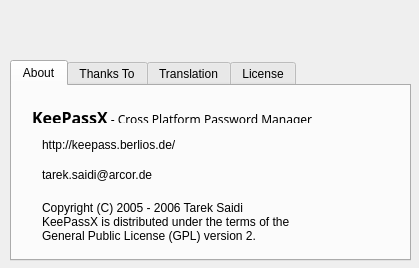
Old version of the form src/forms/AboutDlg.ui in the repository thooge/keepassx1.
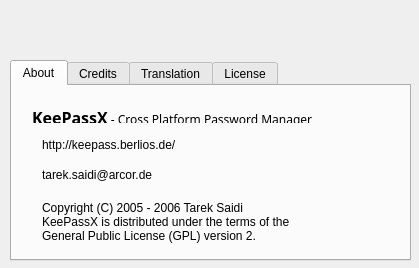
New version of the form. Icons and pictures are not drawn. Custom widgets are drawn as their Qt base class.

```diff
--- a/src/forms/AboutDlg.ui
+++ b/src/forms/AboutDlg.ui
@@ -124,7 +124,7 @@
    </widget>
    <widget class="QWidget" name="tab_2" >
     <attribute name="title" >
-     <string>Thanks To</string>
+     <string>Credits</string>
     </attribute>
     <widget class="QTextEdit" name="Edit_Thanks" >
      <property name="geometry" >
```
